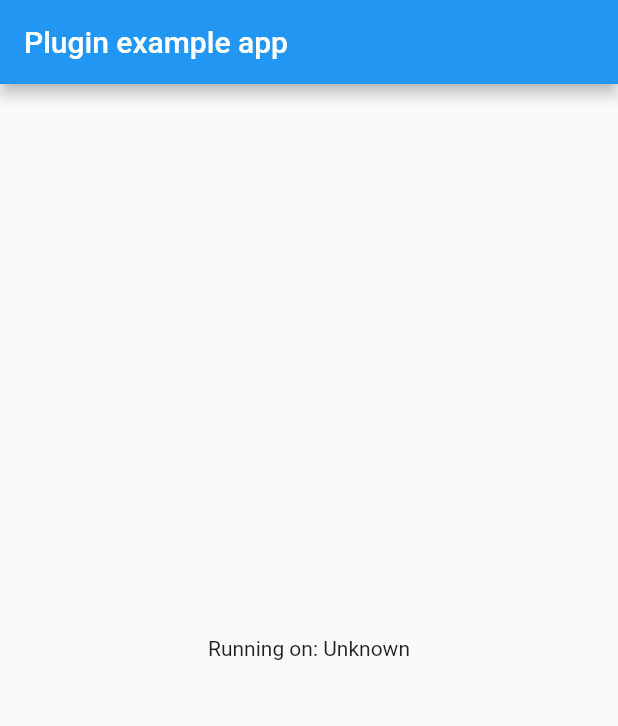
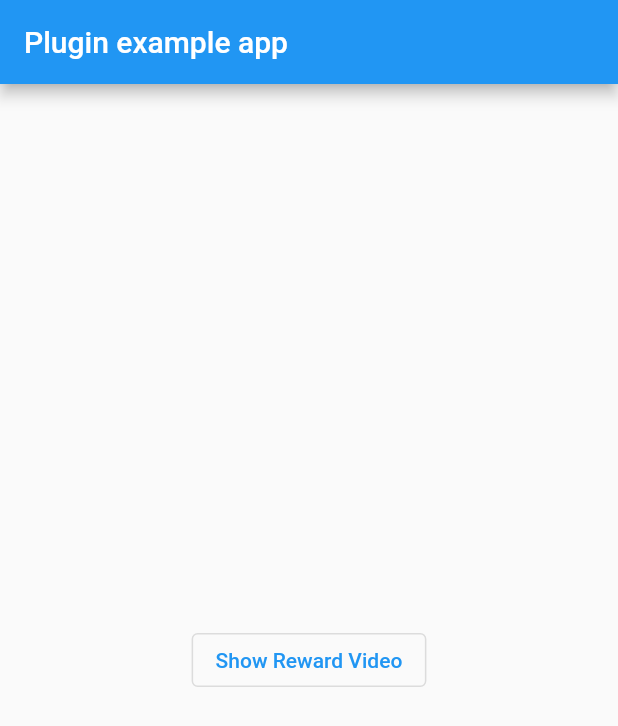
Before and after one commit to Bee2B/flutter_applovin, a Flutter app: the screen it shows after launch, on a phone screen of 412 x 824 dp. Shown: the top 726 px of the screen. Run offline on Flutter 3.47's test engine with Material 2 defaults, Android fonts, the phone set to English and light mode, and no system bars.

Commit message:
Fix example

```diff
--- a/example/lib/main.dart
+++ b/example/lib/main.dart
@@ -1,3 +1,5 @@
+import 'dart:io';
+
 import 'package:flutter/material.dart';
 import 'dart:async';
 
@@ -14,29 +16,24 @@ class MyApp extends StatefulWidget {
 }
 
 class _MyAppState extends State<MyApp> {
-  String _platformVersion = 'Unknown';
-
   @override
   void initState() {
+    if (Platform.isIOS) {
+      FlutterApplovin.init("2a4cf642c3f05167");
+    } else if (Platform.isAndroid) {
+      FlutterApplovin.init("9a5c7a46428fdd68");
+    }
     super.initState();
-    initPlatformState();
   }
 
-  // Platform messages are asynchronous, so we initialize in an async method.
-  Future<void> initPlatformState() async {
-    String platformVersion;
-    // Platform messages may fail, so we use a try/catch PlatformException.
-    // We also handle the message potentially returning null.
-    try {
-    } on PlatformException {
-      platformVersion = 'Failed to get platform version.';
+  void listener(AppLovionStatus status, AppLovinAdInfo info) {
+    print(status);
+    if (status == AppLovionStatus.didRewardUser) {
+      print('👍get reward');
     }
+  }
 
-    // If the widget was removed from the tree while the asynchronous platform
-    // message was in flight, we want to discard the reply rather than calling
-    // setState to update our non-existent appearance.
-    if (!mounted) return;
-  }
+  bool isRewardedVideoAvailable = false;
 
   @override
   Widget build(BuildContext context) {
@@ -46,7 +43,15 @@ class _MyAppState extends State<MyApp> {
           title: const Text('Plugin example app'),
         ),
         body: Center(
-          child: Text('Running on: $_platformVersion\n'),
+          child: OutlinedButton(
+            onPressed: () async {
+              isRewardedVideoAvailable = await FlutterApplovin.isLoaded();
+              if (isRewardedVideoAvailable) {
+                FlutterApplovin.showRewordVideo(listener);
+              }
+            },
+            child: Text('Show Reward Video'),
+          ),
         ),
       ),
     );
```
Also changed, not shown: example/pubspec.lock, 2 other files.
